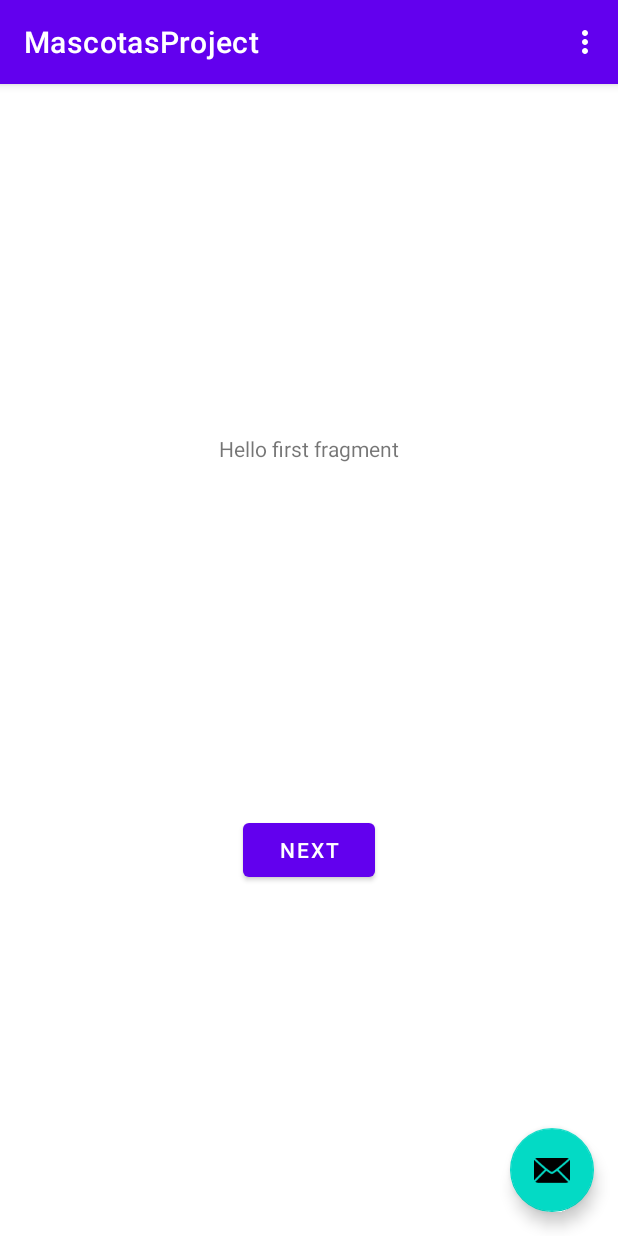
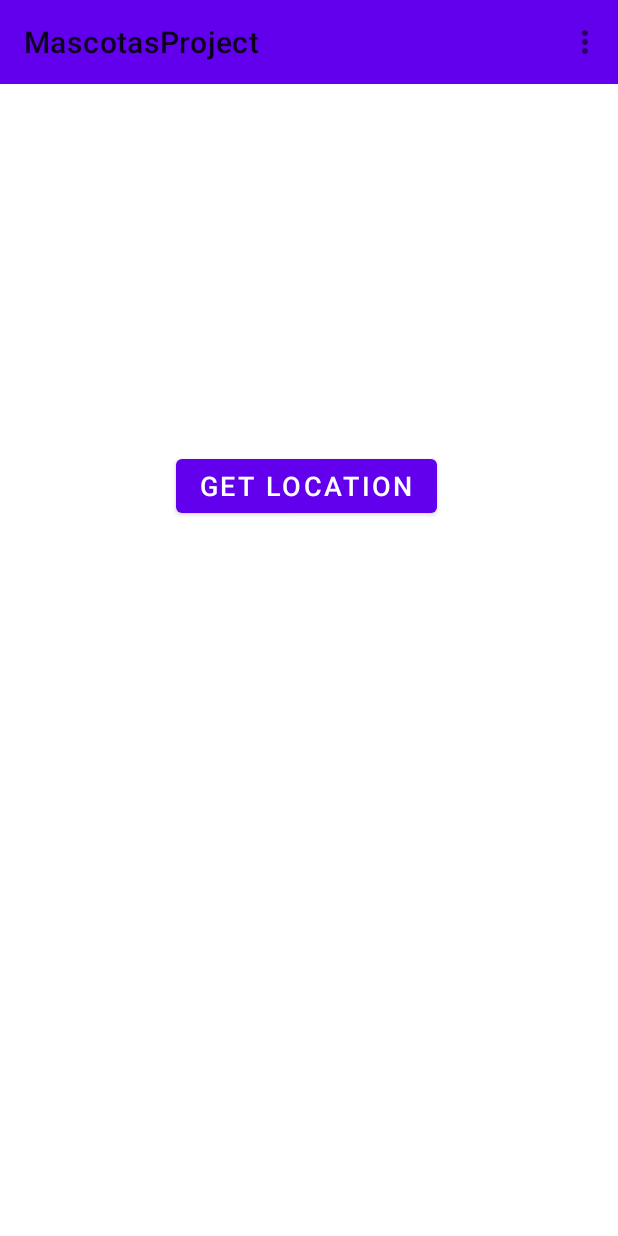
Before and after one commit to karen-velasquez/AppMascotas, an Android app: the screen it shows after launch (MainActivity), on a phone screen of 412 x 824 dp. Run offline under Robolectric (Android 15) with nearby library versions, the phone set to English and light mode, and no system bars.

Commit message:
Added button to get latitude and longitude, and just display it on a toast :B

```diff
--- a/app/src/main/java/com/example/mascotasproject/FirstFragment.kt
+++ /dev/null
@@ -1,31 +0,0 @@
-package com.example.mascotasproject
-
-import android.os.Bundle
-import androidx.fragment.app.Fragment
-import android.view.LayoutInflater
-import android.view.View
-import android.view.ViewGroup
-import android.widget.Button
-import androidx.navigation.fragment.findNavController
-
-/**
- * A simple [Fragment] subclass as the default destination in the navigation.
- */
-class FirstFragment : Fragment() {
-
-    override fun onCreateView(
-            inflater: LayoutInflater, container: ViewGroup?,
-            savedInstanceState: Bundle?
-    ): View? {
-        // Inflate the layout for this fragment
-        return inflater.inflate(R.layout.fragment_first, container, false)
-    }
-
-    override fun onViewCreated(view: View, savedInstanceState: Bundle?) {
-        super.onViewCreated(view, savedInstanceState)
-
-        view.findViewById<Button>(R.id.button_first).setOnClickListener {
-            findNavController().navigate(R.id.action_FirstFragment_to_SecondFragment)
-        }
-    }
-}
--- a/app/src/main/java/com/example/mascotasproject/MainActivity.kt
+++ b/app/src/main/java/com/example/mascotasproject/MainActivity.kt
@@ -1,23 +1,34 @@
 package com.example.mascotasproject
 
+import android.content.pm.PackageManager
 import android.os.Bundle
 import com.google.android.material.floatingactionbutton.FloatingActionButton
 import com.google.android.material.snackbar.Snackbar
 import androidx.appcompat.app.AppCompatActivity
 import android.view.Menu
 import android.view.MenuItem
+import android.widget.Button
+import android.widget.Toast
+import androidx.core.app.ActivityCompat
+import com.google.android.gms.location.FusedLocationProviderClient
+import com.google.android.gms.location.LocationServices
+import kotlin.reflect.full.declaredMemberFunctions
+import kotlin.reflect.full.memberProperties
+import kotlin.reflect.jvm.isAccessible
 
 class MainActivity : AppCompatActivity() {
+
+    lateinit var fusedLocationProviderClient: FusedLocationProviderClient
 
     override fun onCreate(savedInstanceState: Bundle?) {
         super.onCreate(savedInstanceState)
         setContentView(R.layout.activity_main)
         setSupportActionBar(findViewById(R.id.toolbar))
+        fusedLocationProviderClient = LocationServices.getFusedLocationProviderClient(this)
+        findViewById<Button>(R.id.btn_getLocation).setOnClickListener{
+            fetchLocation()
+        }
 
-        findViewById<FloatingActionButton>(R.id.fab).setOnClickListener { view ->
-            Snackbar.make(view, "Replace with your own action", Snackbar.LENGTH_LONG)
-                    .setAction("Action", null).show()
-        }
     }
 
     override fun onCreateOptionsMenu(menu: Menu): Boolean {
@@ -35,4 +46,21 @@ class MainActivity : AppCompatActivity() {
             else -> super.onOptionsItemSelected(item)
         }
     }
+
+     fun fetchLocation(){
+        val task = fusedLocationProviderClient.lastLocation
+
+        if(ActivityCompat.checkSelfPermission(this, android.Manifest.permission.ACCESS_FINE_LOCATION)
+                != PackageManager.PERMISSION_GRANTED && ActivityCompat.checkSelfPermission(this, android.Manifest.permission.ACCESS_COARSE_LOCATION) != PackageManager.PERMISSION_GRANTED
+        ){
+            ActivityCompat.requestPermissions(this, arrayOf(android.Manifest.permission.ACCESS_FINE_LOCATION), 101)
+            return
+        }
+        task.addOnSuccessListener {
+            if(it != null){
+                Toast.makeText(applicationContext, "${it.latitude} ${it.longitude}", Toast.LENGTH_SHORT).show()
+            }
+        }
+
+    }
 }
--- a/app/src/main/res/layout/activity_main.xml
+++ b/app/src/main/res/layout/activity_main.xml
@@ -11,23 +11,26 @@
         android:layout_height="wrap_content"
         android:theme="@style/Theme.MascotasProject.AppBarOverlay">
 
-        <androidx.appcompat.widget.Toolbar
-            android:id="@+id/toolbar"
-            android:layout_width="match_parent"
-            android:layout_height="?attr/actionBarSize"
-            android:background="?attr/colorPrimary"
-            app:popupTheme="@style/Theme.MascotasProject.PopupOverlay" />
-
     </com.google.android.material.appbar.AppBarLayout>
 
-    <com.google.android.material.floatingactionbutton.FloatingActionButton
-        android:id="@+id/fab"
+    <Button
+        android:id="@+id/btn_getLocation"
         android:layout_width="wrap_content"
         android:layout_height="wrap_content"
-        android:layout_gravity="bottom|end"
-        android:layout_margin="@dimen/fab_margin"
-        app:srcCompat="@android:drawable/ic_dialog_email" />
+        android:text="@string/get_location"
+        android:textSize="18sp"
+        android:layout_marginLeft="15dp"
+        android:layout_marginTop="300dp"
+        android:layout_marginStart="117dp" />
 
-    <include layout="@layout/content_main" />
+
+
+    <androidx.appcompat.widget.Toolbar
+        android:id="@+id/toolbar"
+        android:layout_width="match_parent"
+        android:layout_height="?attr/actionBarSize"
+        android:background="?attr/colorPrimary"
+        app:popupTheme="@style/Theme.MascotasProject.PopupOverlay" />
+
 
 </androidx.coordinatorlayout.widget.CoordinatorLayout>
--- a/app/src/main/res/layout/content_main.xml
+++ /dev/null
@@ -1,19 +0,0 @@
-<?xml version="1.0" encoding="utf-8"?>
-<androidx.constraintlayout.widget.ConstraintLayout xmlns:android="http://schemas.android.com/apk/res/android"
-    xmlns:app="http://schemas.android.com/apk/res-auto"
-    android:layout_width="match_parent"
-    android:layout_height="match_parent"
-    app:layout_behavior="@string/appbar_scrolling_view_behavior">
-
-    <fragment
-        android:id="@+id/nav_host_fragment"
-        android:name="androidx.navigation.fragment.NavHostFragment"
-        android:layout_width="0dp"
-        android:layout_height="0dp"
-        app:defaultNavHost="true"
-        app:layout_constraintBottom_toBottomOf="parent"
-        app:layout_constraintLeft_toLeftOf="parent"
-        app:layout_constraintRight_toRightOf="parent"
-        app:layout_constraintTop_toTopOf="parent"
-        app:navGraph="@navigation/nav_graph" />
-</androidx.constraintlayout.widget.ConstraintLayout>
--- a/app/src/main/res/layout/fragment_first.xml
+++ /dev/null
@@ -1,28 +0,0 @@
-<?xml version="1.0" encoding="utf-8"?>
-<androidx.constraintlayout.widget.ConstraintLayout xmlns:android="http://schemas.android.com/apk/res/android"
-    xmlns:app="http://schemas.android.com/apk/res-auto"
-    xmlns:tools="http://schemas.android.com/tools"
-    android:layout_width="match_parent"
-    android:layout_height="match_parent"
-    tools:context=".FirstFragment">
-
-    <Button
-        android:id="@+id/button_first"
-        android:layout_width="wrap_content"
-        android:layout_height="wrap_content"
-        android:text="@string/next"
-        app:layout_constraintBottom_toBottomOf="parent"
-        app:layout_constraintEnd_toEndOf="parent"
-        app:layout_constraintStart_toStartOf="parent"
-        app:layout_constraintTop_toBottomOf="@id/textview_first" />
-
-    <TextView
-        android:id="@+id/textview_first"
-        android:layout_width="wrap_content"
-        android:layout_height="wrap_content"
-        android:text="@string/hello_first_fragment"
-        app:layout_constraintBottom_toTopOf="@id/button_first"
-        app:layout_constraintEnd_toEndOf="parent"
-        app:layout_constraintStart_toStartOf="parent"
-        app:layout_constraintTop_toTopOf="parent" />
-</androidx.constraintlayout.widget.ConstraintLayout>
--- a/app/src/main/res/values/strings.xml
+++ b/app/src/main/res/values/strings.xml
@@ -9,4 +9,5 @@
 
     <string name="hello_first_fragment">Hello first fragment</string>
     <string name="hello_second_fragment">Hello second fragment. Arg: %1$s</string>
+    <string name="get_location">Get Location</string>
 </resources>
--- a/build.gradle
+++ b/build.gradle
@@ -1,6 +1,6 @@
 // Top-level build file where you can add configuration options common to all sub-projects/modules.
 buildscript {
-    ext.kotlin_version = "1.3.72"
+    ext.kotlin_version = '1.4.31'
     repositories {
         google()
         jcenter()
```
Also changed, not shown: app/build.gradle (+9 -3 lines), app/src/main/AndroidManifest.xml (+6 -3 lines), app/src/main/java/com/example/mascotasproject/SecondFragment.kt (deleted, +0 -31 lines), app/src/main/res/layout/fragment_second.xml (deleted, +0 -27 lines), gradle/wrapper/gradle-wrapper.properties.
